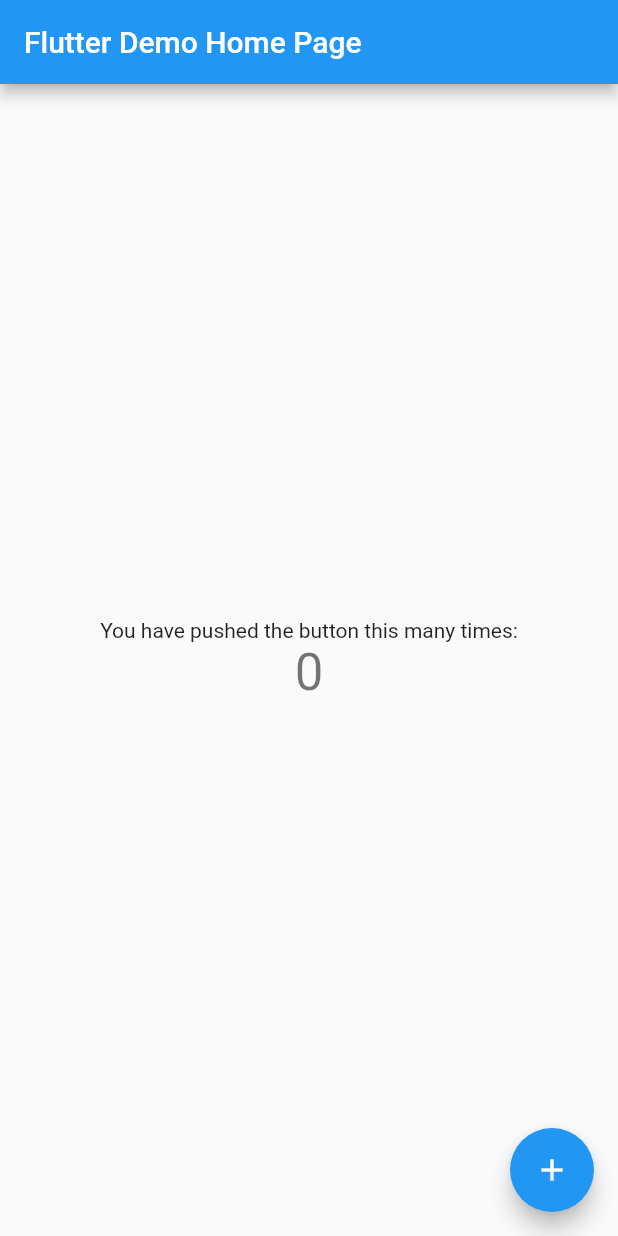
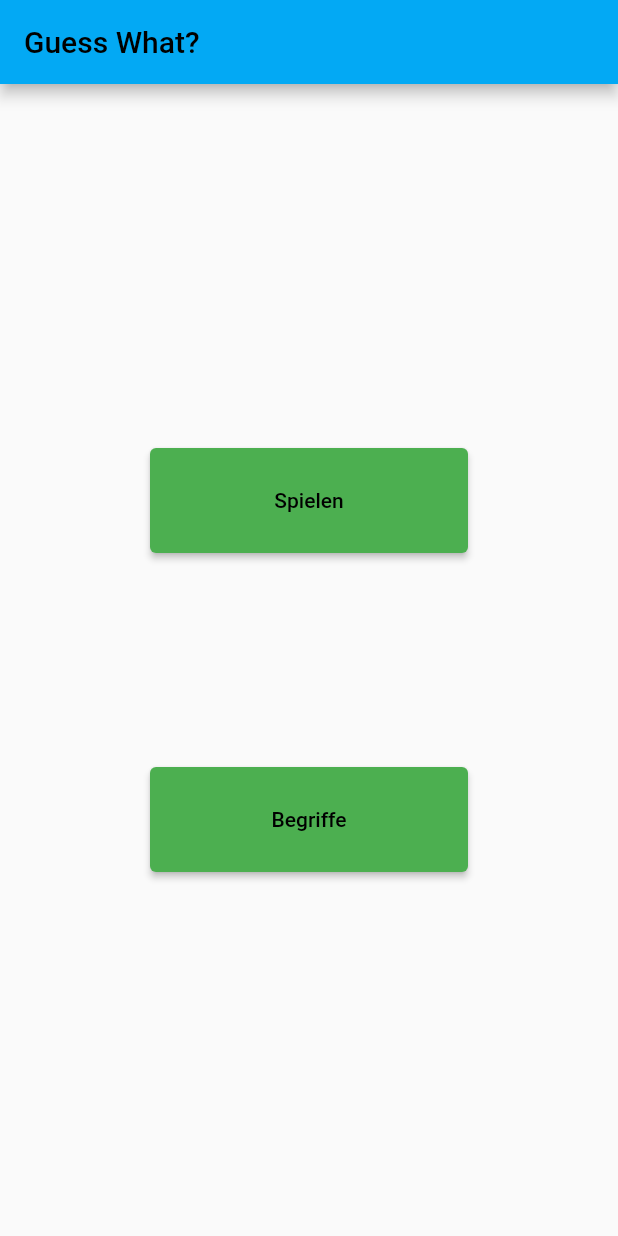
Before and after one commit to luispi010204/Guess-What, a Flutter app: the screen it shows after launch, on a phone screen of 412 x 824 dp. Run offline on Flutter 3.47's test engine with Material 2 defaults, Android fonts, the light colour scheme and no system bars.

Commit message:
Erstellen der Pages (Startpage, Maintainancepage)

```diff
--- a/lib/main.dart
+++ b/lib/main.dart
@@ -1,115 +1,32 @@
 import 'package:flutter/material.dart';
+import 'package:guess_what/model/begriffe.dart';
+import 'package:provider/provider.dart';
+import 'package:guess_what/pages/spielpage.dart';
+import 'package:guess_what/pages/startpage.dart';
+import 'package:guess_what/pages/begriffmaintainancepage.dart';
 
 void main() {
-  runApp(const MyApp());
+  Begriffe data = Begriffe();
+  runApp(GuessApp(data));
 }
 
-class MyApp extends StatelessWidget {
-  const MyApp({Key? key}) : super(key: key);
+class GuessApp extends StatelessWidget {
+  final Begriffe data;
+
+  const GuessApp(this.data, {Key? key}) : super(key: key);
 
   // This widget is the root of your application.
   @override
   Widget build(BuildContext context) {
-    return MaterialApp(
-      title: 'Flutter Demo',
+    return ChangeNotifierProvider<Begriffe>(
+      create: (_) => data,
+      child: MaterialApp(
+      title: 'Guess What?',
       theme: ThemeData(
-        // This is the theme of your application.
-        //
-        // Try running your application with "flutter run". You'll see the
-        // application has a blue toolbar. Then, without quitting the app, try
-        // changing the primarySwatch below to Colors.green and then invoke
-        // "hot reload" (press "r" in the console where you ran "flutter run",
-        // or simply save your changes to "hot reload" in a Flutter IDE).
-        // Notice that the counter didn't reset back to zero; the application
-        // is not restarted.
-        primarySwatch: Colors.blue,
+        primarySwatch: Colors.lightBlue,
       ),
-      home: const MyHomePage(title: 'Flutter Demo Home Page'),
+      home: Startpage(),
+      ),
     );
   }
 }
-
-class MyHomePage extends StatefulWidget {
-  const MyHomePage({Key? key, required this.title}) : super(key: key);
-
-  // This widget is the home page of your application. It is stateful, meaning
-  // that it has a State object (defined below) that contains fields that affect
-  // how it looks.
-
-  // This class is the configuration for the state. It holds the values (in this
-  // case the title) provided by the parent (in this case the App widget) and
-  // used by the build method of the State. Fields in a Widget subclass are
-  // always marked "final".
-
-  final String title;
-
-  @override
-  State<MyHomePage> createState() => _MyHomePageState();
-}
-
-class _MyHomePageState extends State<MyHomePage> {
-  int _counter = 0;
-
-  void _incrementCounter() {
-    setState(() {
-      // This call to setState tells the Flutter framework that something has
-      // changed in this State, which causes it to rerun the build method below
-      // so that the display can reflect the updated values. If we changed
-      // _counter without calling setState(), then the build method would not be
-      // called again, and so nothing would appear to happen.
-      _counter++;
-    });
-  }
-
-  @override
-  Widget build(BuildContext context) {
-    // This method is rerun every time setState is called, for instance as done
-    // by the _incrementCounter method above.
-    //
-    // The Flutter framework has been optimized to make rerunning build methods
-    // fast, so that you can just rebuild anything that needs updating rather
-    // than having to individually change instances of widgets.
-    return Scaffold(
-      appBar: AppBar(
-        // Here we take the value from the MyHomePage object that was created by
-        // the App.build method, and use it to set our appbar title.
-        title: Text(widget.title),
-      ),
-      body: Center(
-        // Center is a layout widget. It takes a single child and positions it
-        // in the middle of the parent.
-        child: Column(
-          // Column is also a layout widget. It takes a list of children and
-          // arranges them vertically. By default, it sizes itself to fit its
-          // children horizontally, and tries to be as tall as its parent.
-          //
-          // Invoke "debug painting" (press "p" in the console, choose the
-          // "Toggle Debug Paint" action from the Flutter Inspector in Android
-          // Studio, or the "Toggle Debug Paint" command in Visual Studio Code)
-          // to see the wireframe for each widget.
-          //
-          // Column has various properties to control how it sizes itself and
-          // how it positions its children. Here we use mainAxisAlignment to
-          // center the children vertically; the main axis here is the vertical
-          // axis because Columns are vertical (the cross axis would be
-          // horizontal).
-          mainAxisAlignment: MainAxisAlignment.center,
-          children: <Widget>[
-            const Text(
-              'You have pushed the button this many times:',
-            ),
-            Text(
-              '$_counter',
-              style: Theme.of(context).textTheme.headline4,
-            ),
-          ],
-        ),
-      ),
-      floatingActionButton: FloatingActionButton(
-        onPressed: _incrementCounter,
-        tooltip: 'Increment',
-        child: const Icon(Icons.add),
-      ), // This trailing comma makes auto-formatting nicer for build methods.
-    );
-  }
-}
--- a/lib/model/begriff.dart
+++ b/lib/model/begriffe.dart
@@ -2,7 +2,7 @@
 
 import 'package:flutter/material.dart';
 
-class Begriff extends ChangeNotifier {
+class Begriffe extends ChangeNotifier {
   late List<String> _begriffe;
 
   Begriffe() {
@@ -16,15 +16,22 @@
       "Aufnahmegerät",
       "Wangenknochen",
       "Welle",
+      "Stier",
+      "Geist",
+      "Computer",
+      "Fenster",
+      "Stein",
+      "Gorilla",
+
     ];
   }
 
-  List<String> get begriffe => List.unmodifiable(_begriffe);
+  List<String> get getListeBegriffe => List.unmodifiable(_begriffe);
 
   add(String neuerBegriff) {
     _begriffe.add(neuerBegriff);
     notifyListeners();
   }
 
-  String get getBegriffe => _begriffe[Random().nextInt(begriffe.length)];
+  String get getBegriffe => _begriffe[Random().nextInt(getListeBegriffe.length)];
 }
--- /dev/null
+++ b/lib/pages/startpage.dart
@@ -0,0 +1,85 @@
+import 'package:guess_what/pages/begriffmaintainancepage.dart';
+import 'package:guess_what/pages/spielpage.dart';
+import 'package:flutter/material.dart';
+import 'package:provider/provider.dart';
+import '../model/begriffe.dart';
+
+class Startpage extends StatefulWidget {
+
+
+  @override
+  _StartPageState createState() => _StartPageState();
+
+}
+
+
+class _StartPageState extends State<Startpage>{
+
+
+/***
+  @override
+  void initState() {
+    super.initState();
+    ShakeDetector.autoStart(
+        onPhoneShake: forceRedraw
+    );
+  }
+    */
+
+
+
+  @override
+  Widget build(BuildContext context) {
+    var begriffe = Provider.of<Begriffe>(context);
+
+
+    return Scaffold(
+      appBar: AppBar(
+        title: Text("Guess What?"),
+      ),
+      body: Container(
+        padding: EdgeInsets.all(100),
+        child: Column(
+          mainAxisAlignment: MainAxisAlignment.spaceEvenly,
+          children: [
+            ElevatedButton(
+                style: ElevatedButton.styleFrom(
+                  minimumSize: const Size(350, 70),
+                  maximumSize: const Size(350, 70),
+                  primary: Colors.green,
+
+                ),
+                onPressed: () {
+            Navigator.push(context,
+            MaterialPageRoute(builder: (context) {
+              return SpielPage(begriffe);
+            }),
+            );
+            } , child: Text("Spielen")),
+            ElevatedButton(
+                style: ElevatedButton.styleFrom(
+                  minimumSize: const Size(350, 70),
+                  maximumSize: const Size(350, 70),
+                  primary: Colors.green,
+
+                ),
+                onPressed: () {
+                  Navigator.push(context,
+                    MaterialPageRoute(builder: (context) {
+                      return BegriffMaintainancePage();
+                    }),
+                  );
+                } , child: Text("Begriffe"))
+
+          ],
+        ),
+      ),
+    );
+
+
+  }
+
+
+
+
+}
--- a/pubspec.yaml
+++ b/pubspec.yaml
@@ -29,6 +29,8 @@
 dependencies:
   flutter:
     sdk: flutter
+  provider: ^6.0.3
+  sensors_plus: ^1.3.2
 
 
   # The following adds the Cupertino Icons font to your application.
```
Also changed, not shown: lib/pages/begriffmaintainancepage.dart (added, +76 -0 lines), lib/pages/spielpage.dart (added, +54 -0 lines), pubspec.lock, 1 other file.
